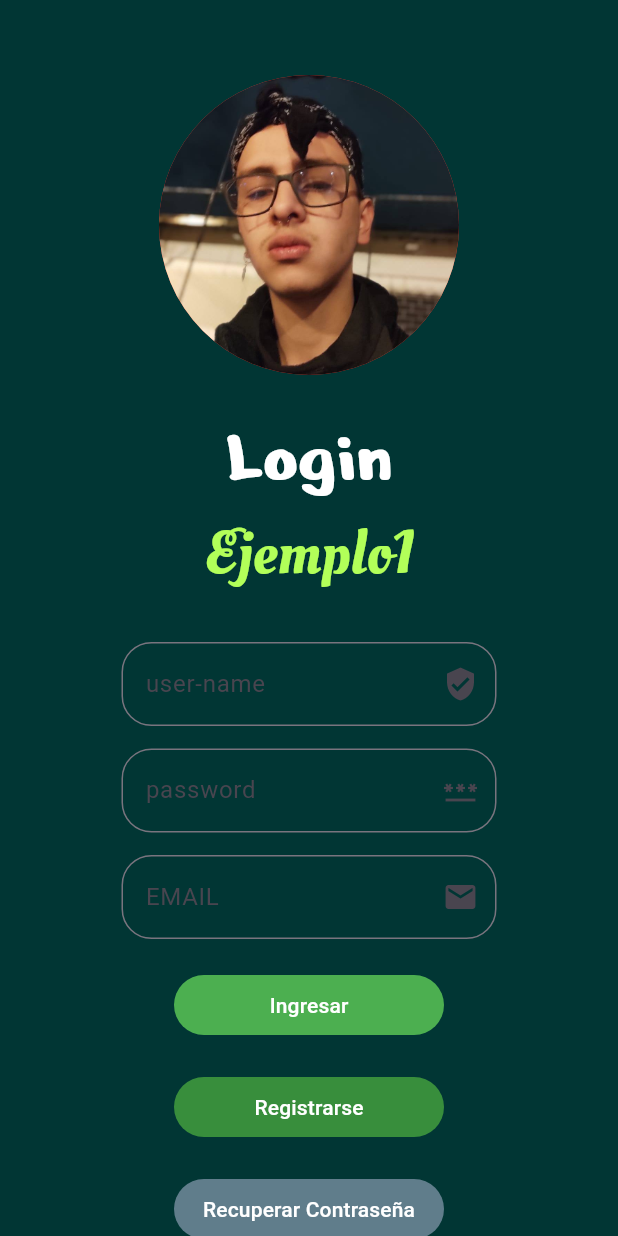
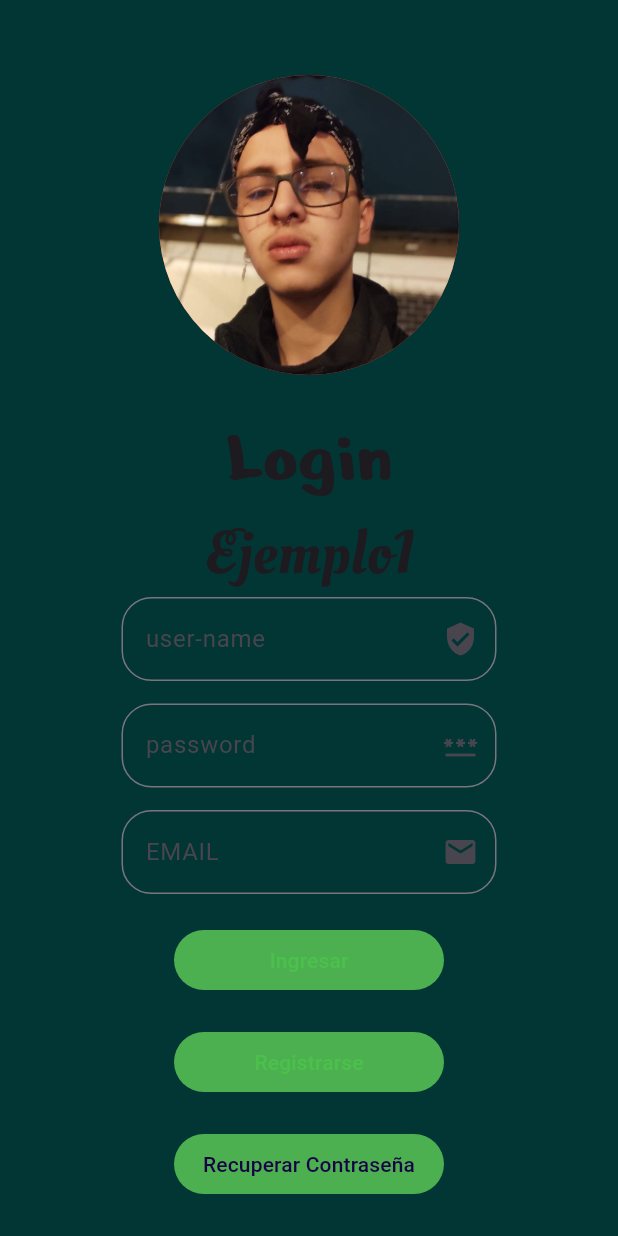
Before and after one commit to Ajvera2000/proyectos_mobiles, a Flutter app: the screen it shows after launch, on a phone screen of 412 x 824 dp. Run offline on Flutter 3.47's test engine with Material 3 defaults, Android fonts, the phone set to English and light mode, and no system bars.

Commit message:
botones_login

```diff
--- a/ejemploa/lib/src/app.dart
+++ b/ejemploa/lib/src/app.dart
@@ -11,49 +11,39 @@ class HomepageState extends State<Homepage> {
   @override
   Widget build(BuildContext context) {
     return Scaffold(
-      backgroundColor: const Color.fromARGB(255, 1, 54, 52), // fondo oscuro
+      backgroundColor: const Color.fromARGB(255, 1, 54, 52),
       body: ListView(
-        children: [
+        children: <Widget>[
           Column(
             mainAxisAlignment: MainAxisAlignment.center,
             children: [
               const SizedBox(height: 50),
-
-              // Imagen principal
               CircleAvatar(
                 radius: 100.0,
                 backgroundColor: Colors.red,
                 backgroundImage: const AssetImage("images/angel.jpg"),
               ),
-
               const SizedBox(height: 20),
-
-              // Título
               const Text(
                 "Login",
                 style: TextStyle(
-                  fontFamily: "NerkoOne",
-                  fontSize: 50.0,
-                  color: Colors.white,
+                  fontFamily: "NerkoOne", //Siempre poner la fuente en pubspec.yaml
+                  fontSize: 50.0
+                ),
+              ),
+              const Text(
+                "Ejemplo1",
+                style: TextStyle(
+                  fontFamily: "OleoScriptSwashCaps", //Siempre poner la fuente en pubspec.yaml
+                  fontSize: 40.0,
                 ),
               ),
 
-              // Subtítulo
-              const Text(
-                "Ejemplo1",
-                style: TextStyle(
-                  fontFamily: "OleoScriptSwashCaps",
-                  fontSize: 40.0,
-                  color: Colors.lightGreenAccent,
-                ),
-              ),
-
-              const SizedBox(height: 30),
-
-              // Campos de usuario
+              // crear un campo de usuario
               Column(
   mainAxisAlignment: MainAxisAlignment.center,
   children: [
+
     // USERNAME
     Center(
       child: SizedBox(
@@ -72,7 +62,7 @@ class HomepageState extends State<Homepage> {
       ),
     ),
 
-                  const SizedBox(height: 15),
+    SizedBox(height: 15), // espacio entre campos
 
     // PASSWORD
     Center(
@@ -80,9 +70,8 @@ class HomepageState extends State<Homepage> {
         width: 250,
         child: TextField(
           enableInteractiveSelection: false,
-                        obscureText: true,
           decoration: const InputDecoration(
-                          hintText: "PASSWORD",
+            hintText: "PASSWORD-PASSWORD",
             labelText: "password",
             suffixIcon: Icon(Icons.password),
             border: OutlineInputBorder(
@@ -93,7 +82,7 @@ class HomepageState extends State<Homepage> {
       ),
     ),
 
-                  const SizedBox(height: 15),
+    SizedBox(height: 15),
 
     // EMAIL
     Center(
@@ -102,7 +91,7 @@ class HomepageState extends State<Homepage> {
         child: TextField(
           enableInteractiveSelection: false,
           decoration: const InputDecoration(
-                          hintText: "EMAIL",
+            hintText: "EMAIL-EMAIL",
             labelText: "EMAIL",
             suffixIcon: Icon(Icons.email),
             border: OutlineInputBorder(
@@ -113,16 +102,16 @@ class HomepageState extends State<Homepage> {
       ),
     ),
 
-                  const SizedBox(height: 20),
+    SizedBox(height: 20),
 
-                  // BOTÓN INGRESAR
+    // BOTON INGRESAR
     Center(
       child: SizedBox(
-                      width: 180,
+        width: 180, // ancho del botón
         child: TextButton(
           style: TextButton.styleFrom(
             backgroundColor: Colors.green,
-                          foregroundColor: Colors.white,
+            foregroundColor: const Color.fromARGB(255, 75, 193, 75),
           ),
           onPressed: () {},
           child: const Text('Ingresar'),
@@ -130,50 +119,48 @@ class HomepageState extends State<Homepage> {
       ),
     ),
 
-                  const SizedBox(height: 20),
+    SizedBox(height: 20),
 
-                  // BOTÓN REGISTRARSE
+    // BOTON REGISTRARSE
     Center(
       child: SizedBox(
         width: 180,
         child: TextButton(
           style: TextButton.styleFrom(
-                          backgroundColor: Colors.green.shade700,
-                          foregroundColor: Colors.white,
+            backgroundColor: Colors.green,
+            foregroundColor: const Color.fromARGB(255, 75, 193, 75),
           ),
           onPressed: () {},
           child: const Text('Registrarse'),
         ),
       ),
     ),
+SizedBox(height: 20),
 
-                  const SizedBox(height: 20),
-
-                  // BOTÓN RECUPERAR CONTRASEÑA
+    // BOTON RECUPERA CONTRASEÑA
     Center(
       child: SizedBox(
         width: 180,
         child: TextButton(
           style: TextButton.styleFrom(
-                          backgroundColor: Colors.blueGrey,
-                          foregroundColor: Colors.white,
+            backgroundColor: Colors.green,
+            foregroundColor: const Color.fromARGB(255, 22, 2, 69),
           ),
           onPressed: () {},
           child: const Text('Recuperar Contraseña'),
         ),
       ),
     ),
+    SizedBox(height: 20),
 
-                  const SizedBox(height: 20),
-
-                  // BOTÓN MODO INVITADO
+    // BOTON MODO INVITADO
     Center(
       child: SizedBox(
         width: 180,
         child: TextButton(
           style: TextButton.styleFrom(
-                          backgroundColor: Colors.deepPurple,
-                          foregroundColor: Colors.white,
+            backgroundColor: Colors.green,
+            foregroundColor: const Color.fromARGB(255, 67, 19, 224),
           ),
           onPressed: () {},
           child: const Text('Modo Invitado'),
@@ -181,9 +168,9 @@ class HomepageState extends State<Homepage> {
       ),
     ),
 
-                  const SizedBox(height: 30),
   ],
-              ),
+)
+
             ],
           ),
         ],
```
Lines whose indentation alone changed are shown as unchanged.
